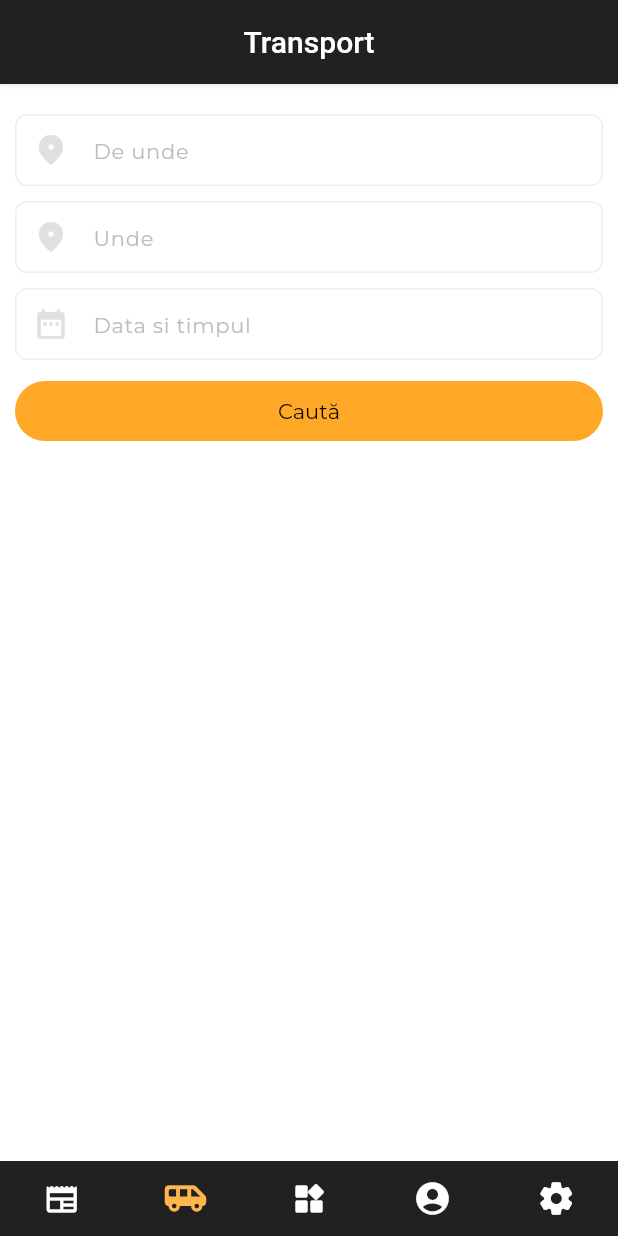
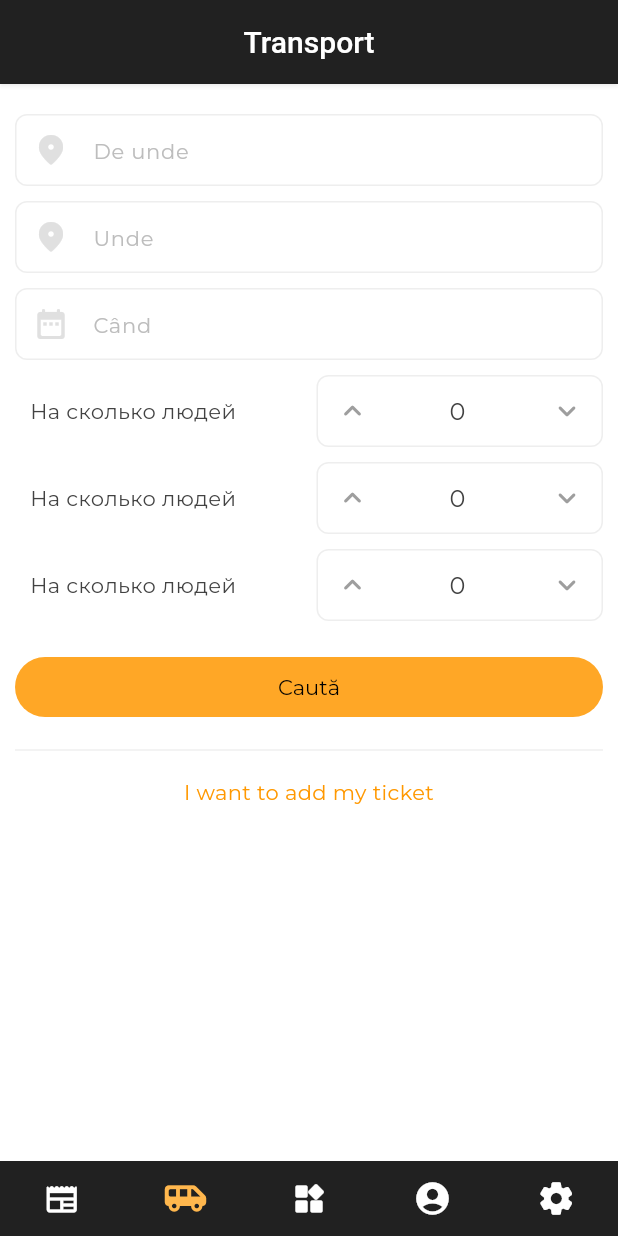
Before and after one commit to moldbee/mobile-app, a Flutter app: the screen it shows after launch, item 2 of the bottom bar chosen, on a phone screen of 412 x 824 dp. Run offline on Flutter 3.47's test engine with Material 3 defaults, Android fonts, the phone set to English and light mode, and no system bars; our stand-ins replace accordion, cached_network_image, flutter_dotenv, flutter_hooks, flutter_linkify, font_awesome_flutter and 7 more; missing offline and left inert: timeago_flutter, very_good_infinite_list; accounts and stored records are empty; generated files the repository leaves out were written again.

Commit message:
WIP tickets

```diff
--- a/lib/features/transport/transport.dart
+++ b/lib/features/transport/transport.dart
@@ -1,10 +1,12 @@
 import 'package:flutter/material.dart';
+import 'package:flutter_hooks/flutter_hooks.dart';
 import 'package:smart_city/features/transport/widgets/search_city_input.dart';
 import 'package:smart_city/l10n/main.dart';
 import 'package:smart_city/shared/widgets/date_time_picker.dart';
+import 'package:smart_city/shared/widgets/number_input.dart';
 import 'package:smart_city/shared/widgets/scaffold_body.dart';
 
-class TransportScreen extends StatelessWidget {
+class TransportScreen extends HookWidget {
   const TransportScreen({super.key});
   final route = '/transport';
 
@@ -13,6 +15,7 @@ class TransportScreen extends StatelessWidget {
     final fromCityController = SearchController();
     final toCityController = SearchController();
     final dateTimeController = TextEditingController();
+    final places = useState(0.0);
 
     const spacing = SizedBox(
       height: 10,
@@ -36,11 +39,58 @@ class TransportScreen extends StatelessWidget {
                 searchController: toCityController,
               ),
               spacing,
-              DateTimePicker(controller: dateTimeController),
+              DateTimePicker(
+                controller: dateTimeController,
+                hint: loc.when,
+              ),
+              spacing,
+              const Padding(
+                padding: EdgeInsets.fromLTRB(10, 0, 0, 0),
+                child: Row(
+                  mainAxisAlignment: MainAxisAlignment.spaceBetween,
+                  children: [
+                    Expanded(child: Text('На сколько людей')),
+                    Flexible(child: NumberInput())
+                  ],
+                ),
+              ),
+              spacing,
+              const Padding(
+                padding: EdgeInsets.fromLTRB(10, 0, 0, 0),
+                child: Row(
+                  mainAxisAlignment: MainAxisAlignment.spaceBetween,
+                  children: [
+                    Expanded(child: Text('На сколько людей')),
+                    Flexible(child: NumberInput())
+                  ],
+                ),
+              ),
+              spacing,
+              const Padding(
+                padding: EdgeInsets.fromLTRB(10, 0, 0, 0),
+                child: Row(
+                  mainAxisAlignment: MainAxisAlignment.spaceBetween,
+                  children: [
+                    Expanded(child: Text('На сколько людей')),
+                    Flexible(child: NumberInput())
+                  ],
+                ),
+              ),
+              spacing,
               spacing,
               FilledButton(
                 onPressed: () {},
                 child: Text(loc.search),
+              ),
+              spacing,
+              const Divider(),
+              spacing,
+              const Text(
+                'I want to add my ticket',
+                textAlign: TextAlign.center,
+                style: TextStyle(
+                  color: Colors.orange,
+                ),
               )
             ],
           ),
--- a/lib/l10n/app_ro.arb
+++ b/lib/l10n/app_ro.arb
@@ -78,7 +78,8 @@
   "no": "Nu",
   "from": "De unde",
   "to": "Unde",
-  "dateAndTime": "Data si timpul",
+  "when": "Când",
   "search": "Caută",
-  "transport": "Transport"
+  "transport": "Transport",
+  "human": "Om"
 }
--- a/lib/l10n/app_ru.arb
+++ b/lib/l10n/app_ru.arb
@@ -78,7 +78,8 @@
   "no": "Нет",
   "from": "От куда",
   "to": "Куда",
-  "dateAndTime": "Дата и время",
+  "when": "Когда",
   "search": "Поиск",
-  "transport": "Транспорт"
+  "transport": "Транспорт",
+  "human": "Человек"
 }
--- a/lib/shared/config/theme.dart
+++ b/lib/shared/config/theme.dart
@@ -32,6 +32,10 @@ ThemeData getThemeData(BuildContext context) {
             backgroundColor: WidgetStateProperty.all(Colors.orange.shade400),
             textStyle: WidgetStatePropertyAll(
                 GoogleFonts.montserrat(color: Colors.white)))),
+    sliderTheme: const SliderThemeData(
+        showValueIndicator: ShowValueIndicator.always,
+        valueIndicatorTextStyle:
+            TextStyle(color: Colors.white, fontWeight: FontWeight.bold)),
     switchTheme: SwitchThemeData(
         thumbColor: WidgetStateProperty.all(Colors.orange.shade300),
         trackColor:
--- a/lib/shared/widgets/date_time_picker.dart
+++ b/lib/shared/widgets/date_time_picker.dart
@@ -3,22 +3,21 @@ import 'package:intl/intl.dart';
 import 'package:smart_city/l10n/main.dart';
 
 class DateTimePicker extends StatelessWidget {
-  const DateTimePicker({super.key, required this.controller});
+  const DateTimePicker({super.key, required this.controller, this.hint = ''});
   final TextEditingController controller;
+  final String hint;
 
   @override
   Widget build(BuildContext context) {
     final todayDate = DateTime.now();
     final textInputController = TextEditingController();
-    final loc = getAppLoc(context);
 
     return TextField(
       showCursor: false,
       controller: textInputController,
       keyboardType: TextInputType.none,
       decoration: InputDecoration(
-          hintText: loc!.dateAndTime,
-          prefixIcon: const Icon(Icons.date_range_rounded)),
+          hintText: hint, prefixIcon: const Icon(Icons.date_range_rounded)),
       onTap: () async {
         final date = await showDatePicker(
             context: context,
@@ -29,17 +28,10 @@ class DateTimePicker extends StatelessWidget {
 
         if (!context.mounted || date == null) return;
 
-        final time = await showTimePicker(
-            context: context,
-            initialTime: const TimeOfDay(hour: 00, minute: 00));
-
-        if (!context.mounted || time == null) return;
-
-        final dateTime =
-            DateTime(date.year, date.month, date.day, time.hour, time.minute);
+        final dateTime = DateTime(date.year, date.month, date.day);
 
         final formattedDateTime = DateFormat(
-                'dd MMMM, HH:mm, yyyy • EEEE',
+                'dd MMMM, yyyy • EEEE',
                 // ignore: use_build_context_synchronously
                 Localizations.localeOf(context).languageCode)
             .format(dateTime);
--- /dev/null
+++ b/lib/shared/widgets/number_input.dart
@@ -0,0 +1,35 @@
+import 'package:flutter/material.dart';
+import 'package:flutter_hooks/flutter_hooks.dart';
+import 'package:supabase_flutter/supabase_flutter.dart';
+
+class NumberInput extends HookWidget {
+  const NumberInput({super.key});
+
+  @override
+  Widget build(BuildContext context) {
+    final controller = useTextEditingController(text: '0');
+
+    return TextField(
+      enableInteractiveSelection: false,
+      readOnly: true,
+      textAlign: TextAlign.center,
+      controller: controller,
+      decoration: InputDecoration(
+          prefixIconColor: Colors.grey.shade500,
+          suffixIconColor: Colors.grey.shade500,
+          prefixIcon: IconButton(
+              onPressed: () {
+                controller.value = TextEditingValue(
+                    text: (toInt(controller.text)! + 1).toString());
+              },
+              icon: const Icon(Icons.keyboard_arrow_up_rounded)),
+          suffixIcon: IconButton(
+            onPressed: () {
+              controller.value = TextEditingValue(
+                  text: (toInt(controller.text)! - 1).toString());
+            },
+            icon: const Icon(Icons.keyboard_arrow_down_rounded),
+          )),
+    );
+  }
+}
```
